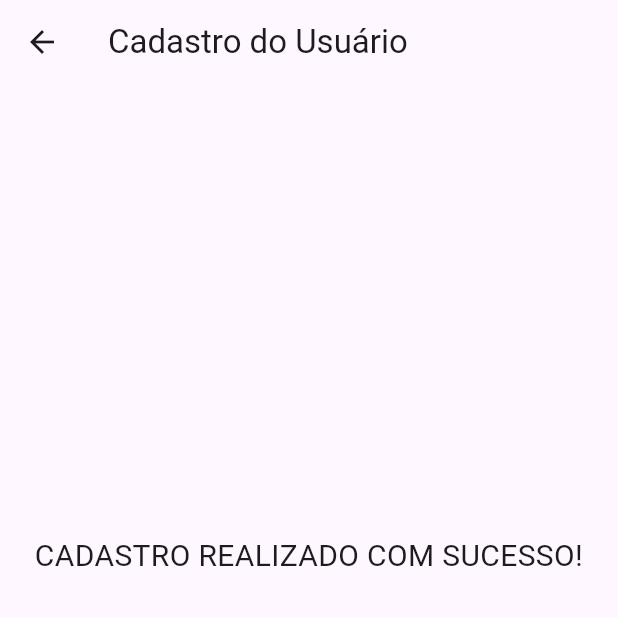
After one commit to TomLink20/Projeto-de-APP2, a Flutter app: the Cadastro_User screen opened by its route, after a tap on "REGISTRAR", on a phone screen of 412 x 824 dp, the top half of it. The commit adds this screen. Run offline on Flutter 3.47's test engine with Material 3 defaults, Android fonts, the phone set to English and light mode, and no system bars; our stand-ins replace flutter_rating_bar.

Commit message:
Add files via upload

```diff
--- a/lib/main.dart
+++ b/lib/main.dart
@@ -1,6 +1,8 @@
 import 'package:flutter/material.dart';
-import 'package:hotelfinder/screens/cadastro/cadastro.dart';
-import 'package:hotelfinder/screens/cadastro/resposta_cadastro.dart';
+import 'package:hotelfinder/screens/cadastro_hotel/cadastro_hotel.dart';
+import 'package:hotelfinder/screens/cadastro_hotel/resposta_cadastro.dart';
+import 'package:hotelfinder/screens/cadastro_usuario/cadastro_user.dart';
+import 'package:hotelfinder/screens/cadastro_usuario/resposta_user_cadastro.dart';
 import 'package:hotelfinder/screens/home/home_android.dart';
 import 'package:hotelfinder/screens/initial_screen/initial_screen.dart';
 
@@ -14,6 +16,8 @@ void main() {
         'home_android': (context) => const HomeAndroid(),
         'cadastro': (context) => const Cadastro(),
         'resposta_cadastro': (context) => const RespostaCadastro(),
+        'cadastro_user': (context) => const Cadastro_User(),
+        'resposta_cadastro_user': (context) => const RespostaUserCadastro()
       },
     ),
   );
--- /dev/null
+++ b/lib/screens/cadastro_usuario/cadastro_user.dart
@@ -0,0 +1,92 @@
+import 'package:flutter/material.dart';
+
+class Cadastro_User extends StatefulWidget {
+  const Cadastro_User({super.key});
+
+  @override
+  State<Cadastro_User> createState() => _Cadastro_User();
+}
+
+class _Cadastro_User extends State<Cadastro_User> {
+
+  final _formKeyUser= GlobalKey<FormState>();
+  final _nameUserController = TextEditingController();
+  final _emailUserController = TextEditingController();
+  final _dateUserController = TextEditingController();
+  final _telUserController = TextEditingController();
+  final _passUserController = TextEditingController();
+
+
+
+
+  @override
+  Widget build(BuildContext context) {
+    return Scaffold(
+      appBar: AppBar(
+        title: const Text('Cadastro'),
+      ),
+      body: SingleChildScrollView(
+        padding: const EdgeInsets.all(16),
+        child: Form(
+          key: _formKeyUser,
+          child: Column(
+            children: [
+              SizedBox(
+                  height: 200,
+                  child: Image.asset(
+                      'assets/hotelfinderlogo.png'), // Replace with your logo
+                ),
+              TextFormField(
+                autofocus: true,
+                controller: _nameUserController,
+                decoration: const InputDecoration(
+                  labelText: 'Nome Completo',
+                  border: OutlineInputBorder(),
+                ),
+              ),
+              const SizedBox(height: 16),
+              TextFormField(
+                controller: _emailUserController,
+                decoration: const InputDecoration(
+                  labelText: 'E-mail',
+                  border: OutlineInputBorder(),
+                ),
+              ),
+              const SizedBox(height: 16),
+              TextFormField(
+                controller: _dateUserController,
+                decoration: const InputDecoration(
+                  labelText: 'Data de Nascimento',
+                  border: OutlineInputBorder(),
+                ),
+              ),
+              const SizedBox(height: 16),
+              TextFormField(
+                controller: _telUserController,
+                decoration: const InputDecoration(
+                  labelText: 'Telefone',
+                  border: OutlineInputBorder(),
+                ),
+              ),
+              const SizedBox(height: 16),
+              TextFormField(
+                controller: _passUserController,
+                decoration: const InputDecoration(
+                  labelText: 'Senha',
+                  border: OutlineInputBorder(),
+                ),
+              ),
+              const SizedBox(height: 40),
+              ElevatedButton(
+                child: const Text('REGISTRAR'),
+                onPressed: () {
+                  Navigator.pushNamed(context, 'resposta_cadastro_user');
+                },
+              ),
+            ],
+          ),
+        ),
+      )
+    );
+  }
+}
--- /dev/null
+++ b/lib/screens/cadastro_usuario/resposta_user_cadastro.dart
@@ -0,0 +1,38 @@
+import 'package:flutter/material.dart';
+
+class RespostaUserCadastro extends StatefulWidget {
+  const RespostaUserCadastro({super.key});
+
+  @override
+  State<RespostaUserCadastro> createState() => _RespostaUserCadastroState();
+}
+
+class _RespostaUserCadastroState extends State<RespostaUserCadastro> {
+  @override
+  Widget build(BuildContext context) {
+    return Scaffold(
+      appBar: AppBar(
+        title: const Text('Cadastro do Usuário')
+      ),
+      body: const SingleChildScrollView(
+        child: SafeArea(
+          child: Center(
+            child: Column(
+              mainAxisAlignment: MainAxisAlignment.center,
+              children: [
+                SizedBox (height:300) ,
+                Text(
+                  'CADASTRO REALIZADO COM SUCESSO!',
+                  textAlign: TextAlign.center,
+                  style: TextStyle(
+                  fontSize: 20,
+                  ),
+                ),
+              ],
+            ),
+          ),
+        ),
+      ),
+    );
+  }
+}
--- a/lib/screens/home/home_android.dart
+++ b/lib/screens/home/home_android.dart
@@ -39,7 +39,13 @@ class _HomeAndroidState extends State<HomeAndroid> {
             },
             itemBuilder: (context) => [
               PopupMenuItem(
-                child: const Text('Cadastro'),
+                child: const Text('Cadastre-se'),
+                onTap: () {
+                  Navigator.pushNamed(context, 'cadastro_user');
+                },
+              ),
+              PopupMenuItem(
+                child: const Text('Cadastro de Hotel'),
                 onTap: () {
                   Navigator.pushNamed(context, 'cadastro');
                 },
```
Also changed, not shown: lib/screens/cadastro_hotel/cadastro_hotel.dart (added, +84 -0 lines), lib/screens/cadastro_hotel/resposta_cadastro.dart (added, +38 -0 lines).
